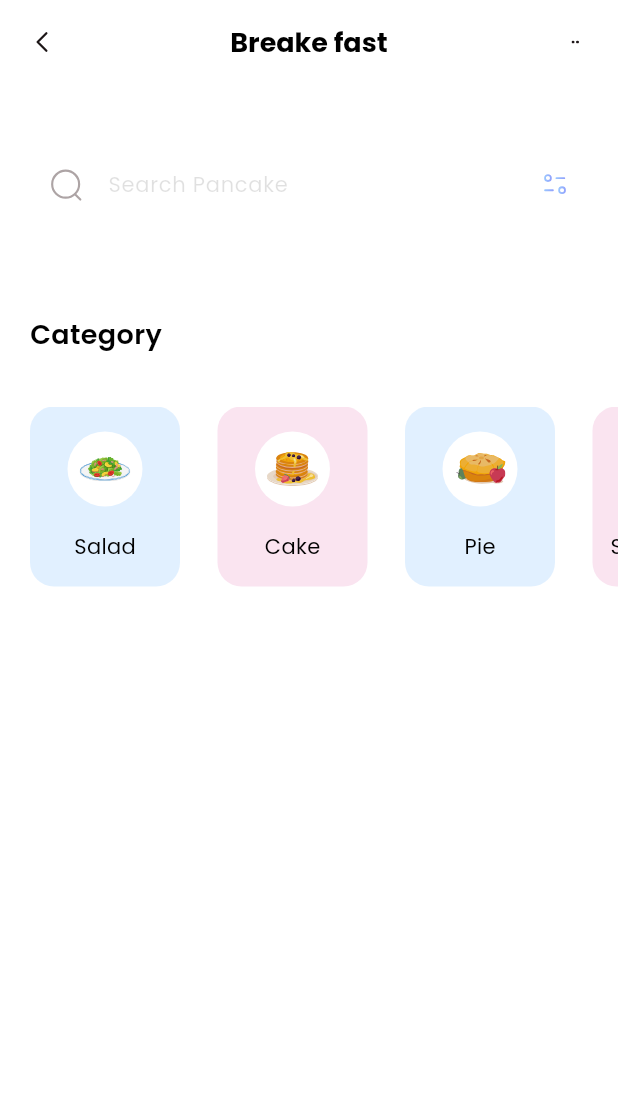
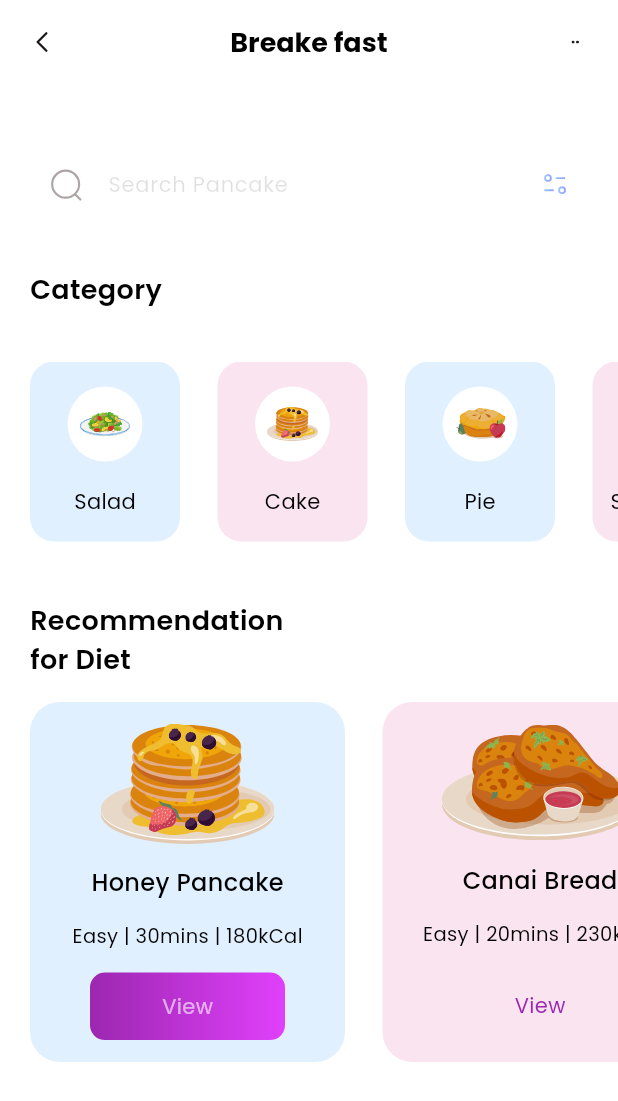
Before and after one commit to nguyenhuyttns/RealProject, a Flutter app: the screen it shows after launch, on a phone screen of 412 x 824 dp. Shown: the top 1101 px of the screen. Run offline on Flutter 3.47's test engine with Material 3 defaults, Android fonts, the phone set to English and light mode, and no system bars; our stand-ins replace flutter_svg.

Commit message:
Add diet section

```diff
--- /dev/null
+++ b/real_project/lib/models/diet_model.dart
@@ -0,0 +1,44 @@
+import 'package:flutter/material.dart';
+
+class DietModel {
+  String name;
+  String iconPath;
+  String level;
+  String duration;
+  String calorie;
+  Color boxColor;
+  bool viewIsSelected;
+
+  DietModel(
+      {required this.name,
+      required this.iconPath,
+      required this.level,
+      required this.duration,
+      required this.calorie,
+      required this.boxColor,
+      required this.viewIsSelected});
+
+  static List<DietModel> getDiets() {
+    List<DietModel> diets = [];
+
+    diets.add(DietModel(
+        name: 'Honey Pancake',
+        iconPath: 'assets/icons/honey-pancakes.svg',
+        level: 'Easy',
+        duration: '30mins',
+        calorie: '180kCal',
+        viewIsSelected: true,
+        boxColor: Color(0xff9DCEFF)));
+
+    diets.add(DietModel(
+        name: 'Canai Bread',
+        iconPath: 'assets/icons/canai-bread.svg',
+        level: 'Easy',
+        duration: '20mins',
+        calorie: '230kCal',
+        viewIsSelected: false,
+        boxColor: Color(0xffEEA4CE)));
+
+    return diets;
+  }
+}
--- a/real_project/lib/pages/home.dart
+++ b/real_project/lib/pages/home.dart
@@ -1,30 +1,130 @@
 import "package:flutter/material.dart";
 import "package:flutter_svg/flutter_svg.dart";
 import "package:real_project/models/category_model.dart";
+import "package:real_project/models/diet_model.dart";
 
 class HomePage extends StatelessWidget {
   HomePage({super.key});
 
   List<CategoryModel> categories = [];
+  List<DietModel> diets = [];
 
-  void _getCategories() {
+  void _getInitialInfo() {
     categories = CategoryModel.getCategories();
+    diets = DietModel.getDiets();
   }
 
   @override
   Widget build(BuildContext context) {
-    _getCategories();
+    _getInitialInfo();
     return Scaffold(
       appBar: appBar(),
       backgroundColor: Colors.white,
-      body: Column(
-        crossAxisAlignment: CrossAxisAlignment.start,
+      body: ListView(
         children: [
           _searchField(),
+          SizedBox(height: 10),
+          _categoriesSection(),
           SizedBox(height: 40),
-          _categoriesSection(),
+          _dietSection(),
         ],
       ),
+    );
+  }
+
+  Column _dietSection() {
+    return Column(
+      crossAxisAlignment: CrossAxisAlignment.start,
+      children: [
+        Padding(
+          padding: const EdgeInsets.only(left: 20.0),
+          child: Text(
+            'Recommendation\nfor Diet',
+            style: TextStyle(
+              color: Colors.black,
+              fontSize: 18,
+              fontWeight: FontWeight.w600,
+            ),
+          ),
+        ),
+        SizedBox(height: 15),
+        Container(
+          height: 240,
+          child: ListView.separated(
+            itemBuilder: (context, index) {
+              return Container(
+                width: 210,
+                decoration: BoxDecoration(
+                  color: diets[index].boxColor.withOpacity(0.3),
+                  borderRadius: BorderRadius.circular(20),
+                ),
+                child: Column(
+                  mainAxisAlignment: MainAxisAlignment.spaceEvenly,
+                  children: [
+                    SvgPicture.asset(diets[index].iconPath),
+                    Text(
+                      diets[index].name,
+                      style: TextStyle(
+                        fontWeight: FontWeight.w500,
+                        color: Colors.black,
+                        fontSize: 16,
+                      ),
+                    ),
+                    Text(
+                      diets[index].level +
+                          ' | ' +
+                          diets[index].duration +
+                          ' | ' +
+                          diets[index].calorie,
+                      style: TextStyle(
+                        color: Colors.black,
+                        fontSize: 13,
+                        fontWeight: FontWeight.w400,
+                      ),
+                    ),
+                    Container(
+                      height: 45,
+                      width: 130,
+                      child: Center(
+                        child: Text(
+                          'View',
+                          style: TextStyle(
+                            color: diets[index].viewIsSelected
+                                ? Colors.white60
+                                : Colors.purple,
+                            fontWeight: FontWeight.w400,
+                            fontSize: 14,
+                          ),
+                        ),
+                      ),
+                      decoration: BoxDecoration(
+                        borderRadius: BorderRadius.circular(10),
+                        gradient: LinearGradient(
+                          colors: [
+                            diets[index].viewIsSelected
+                                ? Colors.purple
+                                : Colors.transparent,
+                            diets[index].viewIsSelected
+                                ? Colors.purpleAccent
+                                : Colors.transparent,
+                          ],
+                        ),
+                      ),
+                    )
+                  ],
+                ),
+              );
+            },
+            separatorBuilder: (context, index) => SizedBox(width: 25),
+            itemCount: diets.length,
+            scrollDirection: Axis.horizontal,
+            padding: EdgeInsets.only(
+              left: 20,
+              right: 20,
+            ),
+          ),
+        )
+      ],
     );
   }
 
```
